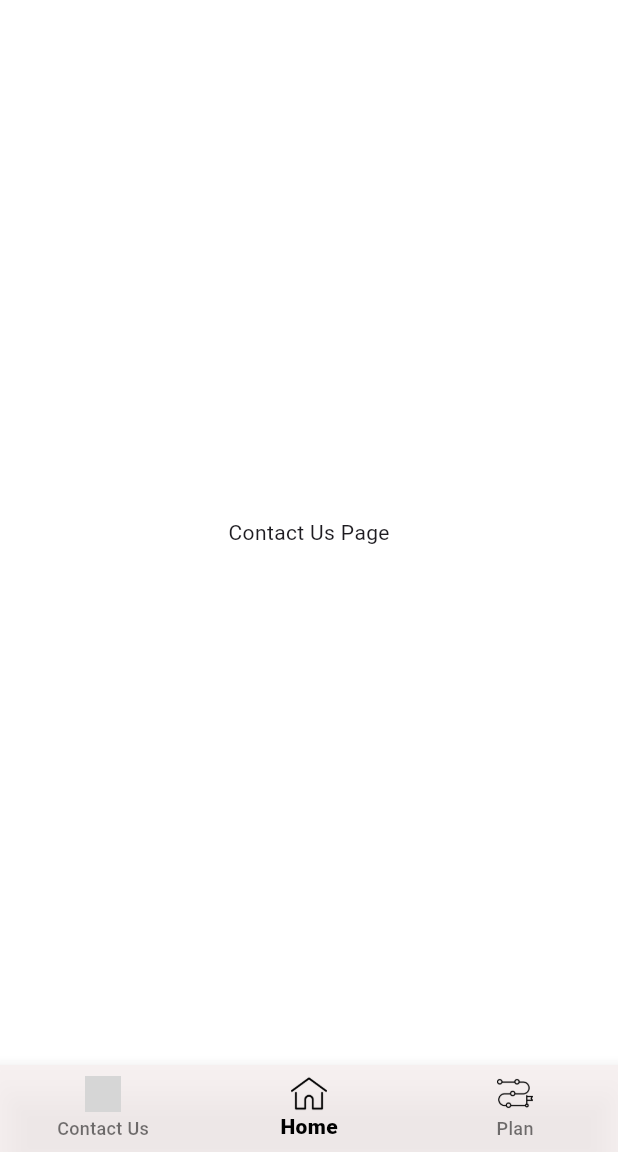
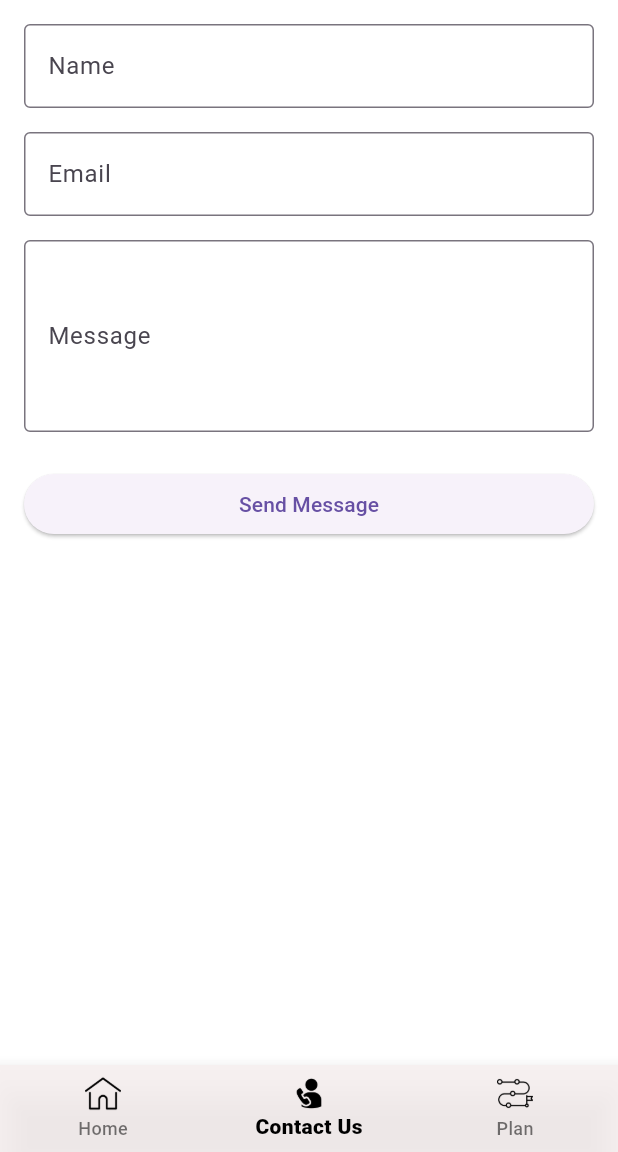
Before and after one commit to GangliaTechno/tripmacha_app, a Flutter app: the screen it shows after launch, item 2 of the bottom bar chosen, on a phone screen of 412 x 824 dp, the part 84-1236 px from its top. Run offline on Flutter 3.47's test engine with Material 3 defaults, Android fonts, the phone set to English and light mode, and no system bars; our stand-ins replace carousel_slider, get; grey boxes are pictures that could not be loaded.

```diff
--- a/lib/components/bottom_nav_bar.dart
+++ b/lib/components/bottom_nav_bar.dart
@@ -22,13 +22,14 @@ class BottomNavBar extends GetView<HomeController> {
         ),
         items: [
           BottomNavigationBarItem(
+            icon: Image.asset(AppAssets.homeIcon, width: 24),
+            label: 'Home',
+          ),
+          BottomNavigationBarItem(
             icon: Image.asset(AppAssets.contactIcon, width: 24),
             label: 'Contact Us',
           ),
-          BottomNavigationBarItem(
-            icon: Image.asset(AppAssets.homeIcon, width: 24),
-            label: 'Home',
-          ),
+
           BottomNavigationBarItem(
             icon: Image.asset(AppAssets.planIcon, width: 24),
             label: 'Plan',
--- /dev/null
+++ b/lib/components/custom_snackbar.dart
@@ -0,0 +1,41 @@
+import 'package:flutter/material.dart';
+import 'package:get/get.dart';
+
+class CustomSnackbar {
+  static void showSuccess({required String title, required String message}) {
+    _showSnackbar(
+      title: title,
+      message: message,
+      background: Colors.green,
+      icon: Icons.check_circle,
+    );
+  }
+
+  static void showError({required String title, required String message}) {
+    _showSnackbar(
+      title: title,
+      message: message,
+      background: Colors.red,
+      icon: Icons.error,
+    );
+  }
+
+  static void _showSnackbar({
+    required String title,
+    required String message,
+    required Color background,
+    required IconData icon,
+  }) {
+    Get.snackbar(
+      title,
+      message,
+      snackPosition: SnackPosition.BOTTOM,
+      backgroundColor: background.withOpacity(0.9),
+      colorText: Colors.white,
+      icon: Icon(icon, color: Colors.white),
+      margin: const EdgeInsets.all(16),
+      borderRadius: 8,
+      duration: Duration(seconds: 3),
+    );
+  }
+}
--- /dev/null
+++ b/lib/controller/contact_controller.dart
@@ -0,0 +1,38 @@
+import 'package:get/get.dart';
+
+import '../components/custom_snackbar.dart';
+
+class ContactController extends GetxController {
+  final name = ''.obs;
+  final email = ''.obs;
+  final message = ''.obs;
+  final isValid = false.obs;
+
+  void setName(String val) => name.value = val;
+  void setEmail(String val) => email.value = val;
+  void setMessage(String val) => message.value = val;
+
+  bool validate() {
+    isValid.value = name.value.isNotEmpty &&
+        GetUtils.isEmail(email.value) &&
+        message.value.isNotEmpty;
+    return isValid.value;
+  }
+
+  void submit() {
+    if (validate()) {
+      CustomSnackbar.showSuccess(
+        title: 'Message Sent',
+        message: 'Thank you, ${name.value}! Your message has been sent.',
+      );
+      name.value = '';
+      email.value = '';
+      message.value = '';
+    } else {
+      CustomSnackbar.showError(
+        title: 'Validation Error',
+        message: 'Please fill all fields with valid data.',
+      );
+    }
+  }
+}
--- /dev/null
+++ b/lib/core/bindings/contact_binding.dart
@@ -0,0 +1,10 @@
+import 'package:get/get.dart';
+import 'package:tripmacha/controller/contact_controller.dart';
+
+
+class ContactBinding extends Bindings {
+  @override
+  void dependencies() {
+    Get.lazyPut<ContactController>(() => ContactController());
+  }
+}
--- a/lib/core/bindings/lib/controller/splash_controller.dart
+++ /dev/null
@@ -1 +0,0 @@
-// TODO Implement this library.
--- a/lib/core/constants/app_constants.dart
+++ b/lib/core/constants/app_constants.dart
@@ -11,7 +11,7 @@ class AppAssets
 {
   static const logo = 'assets/logo.png';
   static const homeIcon = 'assets/icons/home.png';
-  static const contactIcon = 'assets/icons/contact_us.png';
+  static const contactIcon = 'assets/icons/contact.png';
   static const planIcon = 'assets/icons/plan.png';
 
   static const mountain = 'assets/images/moutain.png';
--- a/lib/main.dart
+++ b/lib/main.dart
@@ -1,6 +1,8 @@
 import 'package:flutter/material.dart';
 import 'package:get/get.dart';
+import 'package:tripmacha/core/bindings/contact_binding.dart';
 import 'package:tripmacha/core/bindings/home_bindings.dart';
+import 'package:tripmacha/screens/contact_screen.dart';
 import 'package:tripmacha/screens/home_screen.dart';
 import 'core/bindings/initial_binding.dart';
 import 'core/constants/app_constants.dart';
@@ -27,6 +29,7 @@ class TripMachaApp extends StatelessWidget {
       getPages: [
         GetPage(name: '/', page: () => SplashScreen(), binding: SplashBinding()),
         GetPage(name: '/home', page: () => HomeScreen(), binding: HomeBindings()),
+        GetPage(name: '/contact', page: () => ContactScreen(), binding: ContactBinding()),
 
       ],
     );
--- /dev/null
+++ b/lib/screens/contact_screen.dart
@@ -0,0 +1,69 @@
+
+import 'package:flutter/material.dart';
+import 'package:get/get.dart';
+import 'package:tripmacha/controller/contact_controller.dart';
+
+class ContactScreen extends GetView<ContactController> {
+  final _formKey = GlobalKey<FormState>();
+
+  @override
+  Widget build(BuildContext context) {
+    // Register the ContactController so GetView can find it
+    Get.put(ContactController());
+
+    return Scaffold(
+      body: Padding(
+        padding: const EdgeInsets.all(16),
+        child: Form(
+          key: _formKey,
+          child: SingleChildScrollView(
+            child: Column(
+              crossAxisAlignment: CrossAxisAlignment.stretch,
+              children: [
+                Obx(() => TextFormField(
+                  decoration: const InputDecoration(
+                    labelText: 'Name',
+                    border: OutlineInputBorder(),
+                  ),
+                  onChanged: controller.setName,
+                  validator: (v) => v == null || v.isEmpty ? 'Enter your name' : null,
+                )),
+                const SizedBox(height: 16),
+                Obx(() => TextFormField(
+                  decoration: const InputDecoration(
+                    labelText: 'Email',
+                    border: OutlineInputBorder(),
+                  ),
+                  keyboardType: TextInputType.emailAddress,
+                  onChanged: controller.setEmail,
+                  validator: (v) => v == null || !GetUtils.isEmail(v) ? 'Enter valid email' : null,
+                )),
+                const SizedBox(height: 16),
+                Obx(() => TextFormField(
+                  decoration: const InputDecoration(
+                    labelText: 'Message',
+                    border: OutlineInputBorder(),
+                  ),
+                  keyboardType: TextInputType.multiline,
+                  minLines: 4,
+                  maxLines: null,
+                  onChanged: controller.setMessage,
+                  validator: (v) => v == null || v.isEmpty ? 'Enter a message' : null,
+                )),
+                const SizedBox(height: 24),
+                ElevatedButton(
+                  onPressed: () {
+                    if (_formKey.currentState!.validate()) {
+                      controller.submit();
+                    }
+                  },
+                  child: const Text('Send Message'),
+                ),
+              ],
+            ),
+          ),
+        ),
+      ),
+    );
+  }
+}
--- a/lib/screens/home_screen.dart
+++ b/lib/screens/home_screen.dart
@@ -1,6 +1,8 @@
 
 import 'package:flutter/material.dart';
 import 'package:get/get.dart';
+import 'package:tripmacha/screens/contact_screen.dart';
+import 'package:tripmacha/screens/plan_screen.dart';
 import '../../../../core/widgets/custom_app_bar.dart';
 import 'package:tripmacha/controller/home_controller.dart';
 import '../components/carousel_section.dart';
@@ -15,9 +17,9 @@ class HomeScreen extends GetView<HomeController> {
       body: Obx(() {
         switch (controller.currentIndex.value) {
           case 1:
-            return const Center(child: Text('Contact Us Page'));
+            return ContactScreen();
           case 2:
-            return const Center(child: Text('Plan Page'));
+            return PlanScreen();
           default:
             return SingleChildScrollView(
               padding: const EdgeInsets.all(16),
--- a/pubspec.yaml
+++ b/pubspec.yaml
@@ -32,6 +32,7 @@ dependencies:
     sdk: flutter
   get: ^4.7.2
   carousel_slider: ^5.0.0
+  intl: ^0.20.2
 
 
 
```
Also changed, not shown: lib/controller/plan_controller.dart (added, +60 -0 lines), lib/core/bindings/plan_binding.dart (added, +9 -0 lines), lib/screens/plan_screen.dart (added, +125 -0 lines), pubspec.lock.
